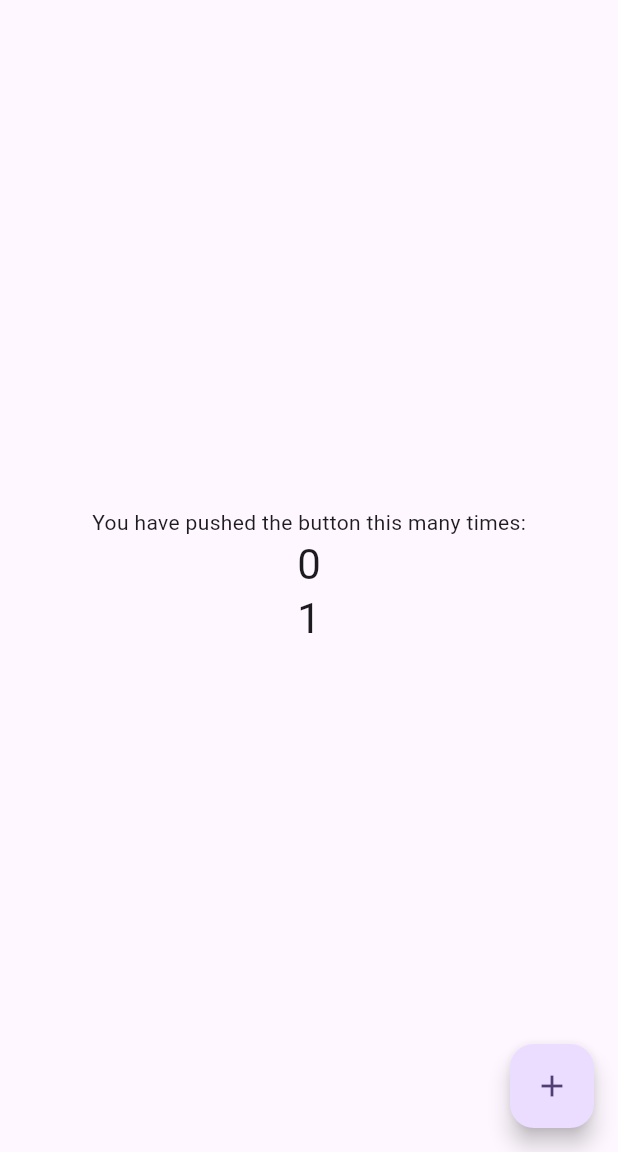
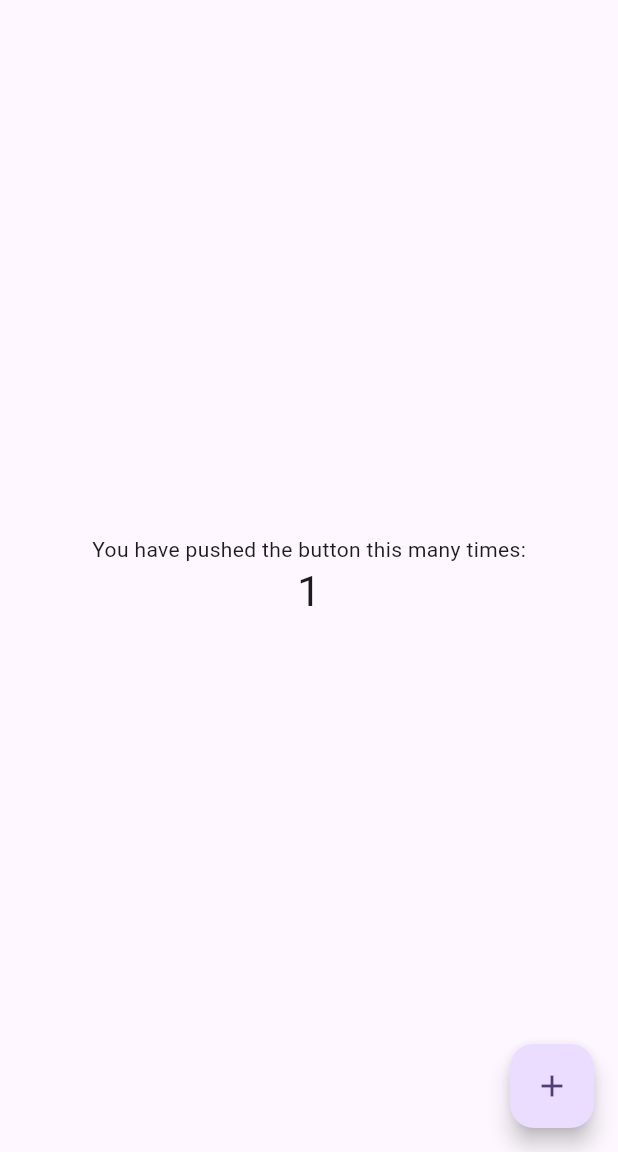
Before and after one commit to spchung/gird_tracker, a Flutter app: the screen it shows after launch, after a tap on the "add" icon, on a phone screen of 412 x 824 dp, the part 84-1236 px from its top. Run offline on Flutter 3.47's test engine with Material 3 defaults, Android fonts, the phone set to English and light mode, and no system bars; our stand-ins replace get_it, watch_it.

Commit message:
fix: move sl to seperate file

```diff
--- a/lib/main.dart
+++ b/lib/main.dart
@@ -1,20 +1,11 @@
 import 'package:flutter/material.dart';
+import 'package:lets_git_it/locator.dart';
 import 'package:lets_git_it/theme.dart';
-import 'package:get_it/get_it.dart';
-
-// import 'package:lets_git_it/locator.dart';
 import 'package:lets_git_it/services/app.dart';
 import 'package:watch_it/watch_it.dart';
 
-
-final getIt = GetIt.instance;
-
-void setup() {
-  getIt.registerSingleton<AppModel>(AppModel());
-}
-
 void main() {
-  setup();
+  locatorSetUp();
   runApp(const MyApp());
 }
 
@@ -51,10 +42,9 @@ class MyHomePage extends StatefulWidget {
 }
 
 class _MyHomePageState extends State<MyHomePage> {
-  int _counter = 0;
 
   void _incrementCounter() {
-    getIt<AppModel>().incrementCounter();
+    sl<AppModel>().incrementCounter();
     // setState(() {
     //   // This call to setState tells the Flutter framework that something has
     //   // changed in this State, which causes it to rerun the build method below
@@ -83,7 +73,7 @@ class _MyHomePageState extends State<MyHomePage> {
         // the App.build method, and use it to set our appbar title.
         title: Text(widget.title),
       ),
-      body: Center(
+      body: const Center(
         // Center is a layout widget. It takes a single child and positions it
         // in the middle of the parent.
         child: Column(
@@ -102,14 +92,10 @@ class _MyHomePageState extends State<MyHomePage> {
           // wireframe for each widget.
           mainAxisAlignment: MainAxisAlignment.center,
           children: <Widget>[
-            const Text(
+            Text(
               'You have pushed the button this many times:',
             ),
-            Text(
-              '$_counter',
-              style: Theme.of(context).textTheme.headlineMedium,
-            ),
-            const WatchCount()
+            WatchCount()
           ],
         ),
       ),
@@ -129,9 +115,8 @@ class WatchCount extends StatelessWidget with WatchItMixin {
 
   @override
   Widget build(BuildContext context) {
-    int count = watchValue((AppModel x) => x.counter);
     return Text(
-      '$count',
+      '${watchValue((AppModel x) => x.counter)}',
       style: Theme.of(context).textTheme.headlineMedium,
     );
   }
```
